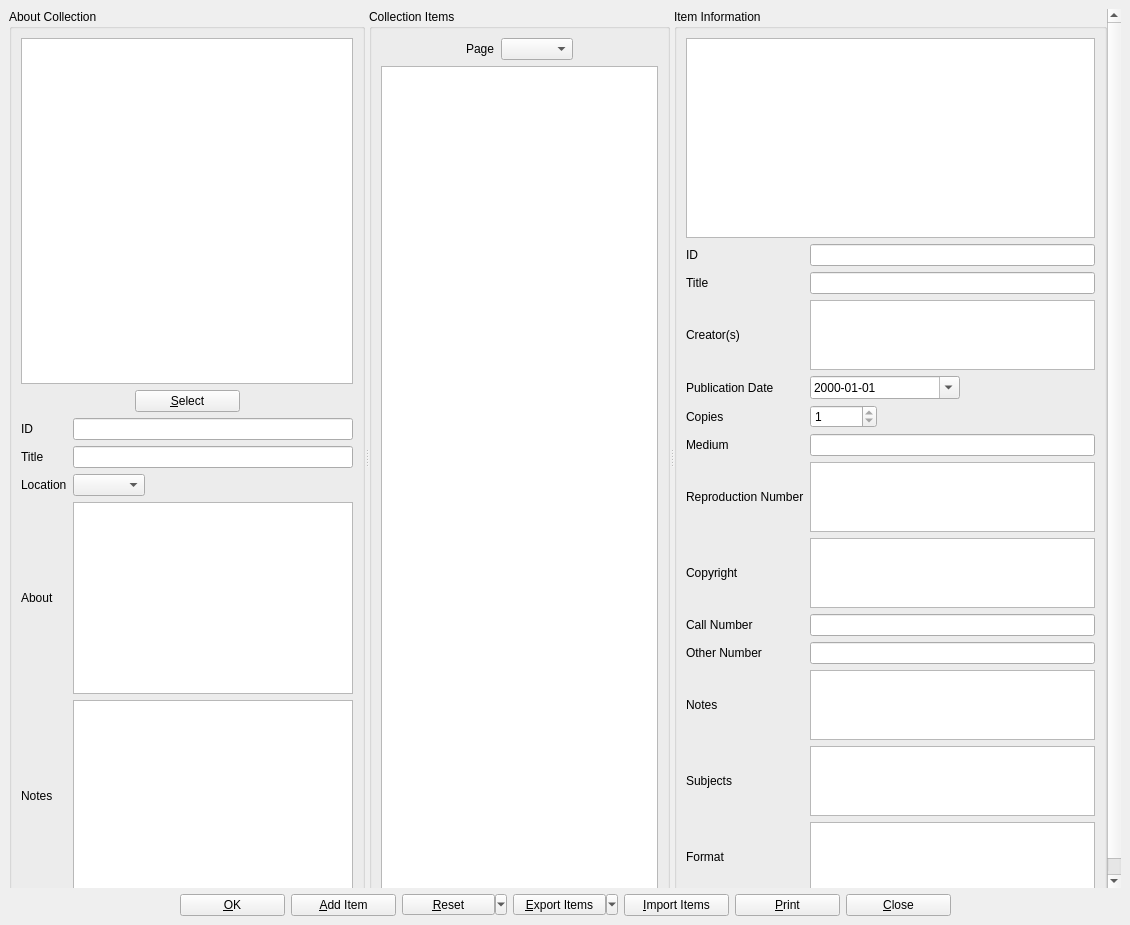
textbrowser/biblioteq, file UI/biblioteq_photographinfo.ui: the form before one commit.
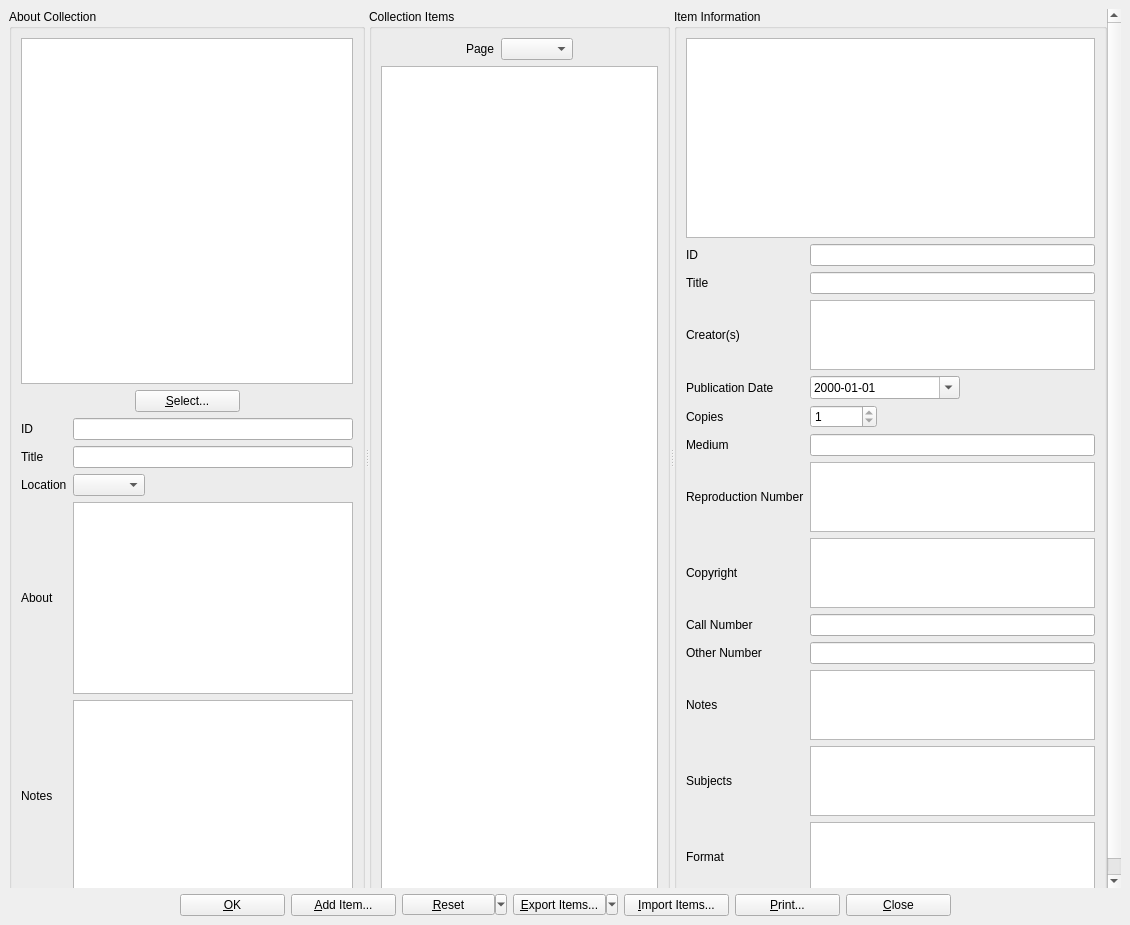
The form after the commit. Icons and pictures are not drawn. Custom widgets are drawn as their Qt base class.

Commit message: Denote widgets that launch windows.

Patch:
```diff
--- a/UI/biblioteq_photographinfo.ui
+++ b/UI/biblioteq_photographinfo.ui
@@ -31,8 +31,8 @@
        <property name="geometry">
         <rect>
          <x>0</x>
-         <y>-112</y>
-         <width>1098</width>
+         <y>0</y>
+         <width>1096</width>
          <height>977</height>
         </rect>
        </property>
@@ -99,7 +99,7 @@
                  </size>
                 </property>
                 <property name="text">
-                 <string>&amp;Select</string>
+                 <string>&amp;Select...</string>
                 </property>
                 <property name="icon">
                  <iconset resource="../Icons/icons.qrc">
@@ -627,7 +627,7 @@
          </size>
         </property>
         <property name="text">
-         <string>&amp;Add Item</string>
+         <string>&amp;Add Item...</string>
         </property>
         <property name="icon">
          <iconset resource="../Icons/icons.qrc">
@@ -660,7 +660,7 @@
          </size>
         </property>
         <property name="text">
-         <string>&amp;Export Items</string>
+         <string>&amp;Export Items...</string>
         </property>
         <property name="popupMode">
          <enum>QToolButton::MenuButtonPopup</enum>
@@ -682,7 +682,7 @@
          </size>
         </property>
         <property name="text">
-         <string>&amp;Import Items</string>
+         <string>&amp;Import Items...</string>
         </property>
        </widget>
       </item>
@@ -695,7 +695,7 @@
          </size>
         </property>
         <property name="text">
-         <string>&amp;Print</string>
+         <string>&amp;Print...</string>
         </property>
         <property name="icon">
          <iconset resource="../Icons/icons.qrc">
```
The commit also changes 6 other files.
